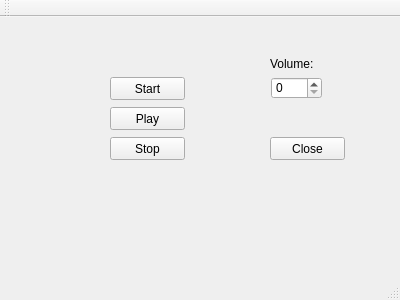
Qt form MediaTestChoose/mainwindow.ui (Interstell/simple) before a commit.
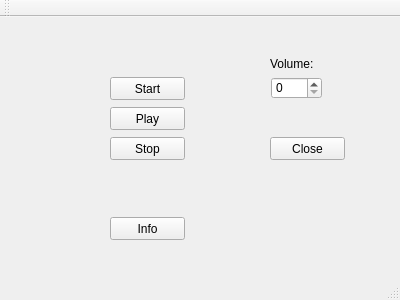
The same form after that commit.

Commit message: Position+Info

Patch:
```diff
--- a/MediaTestChoose/mainwindow.ui
+++ b/MediaTestChoose/mainwindow.ui
@@ -89,6 +89,19 @@
      <string>Volume:</string>
     </property>
    </widget>
+   <widget class="QPushButton" name="pushButton">
+    <property name="geometry">
+     <rect>
+      <x>110</x>
+      <y>200</y>
+      <width>75</width>
+      <height>23</height>
+     </rect>
+    </property>
+    <property name="text">
+     <string>Info</string>
+    </property>
+   </widget>
   </widget>
   <widget class="QMenuBar" name="menuBar">
    <property name="geometry">
```
The commit also changes 8 other files.
